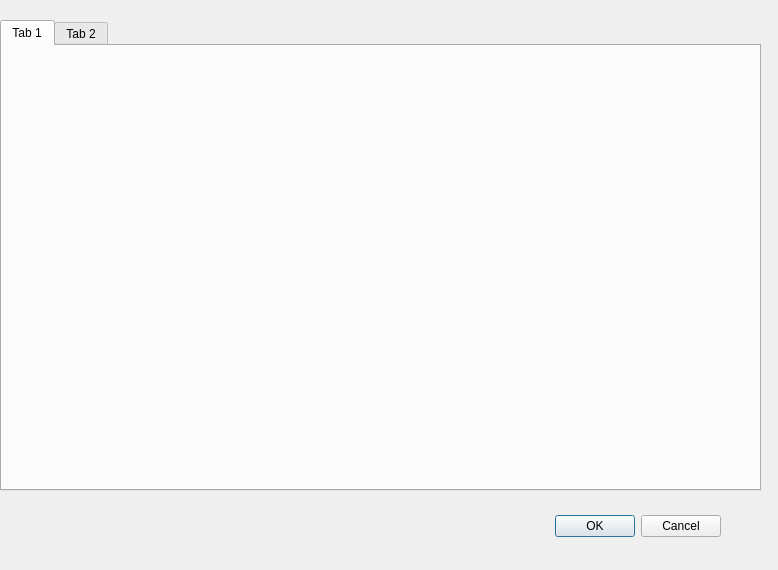
Before: the Qt Designer form forms/untitled.ui in moroz12112/QT_test, drawn with Qt 5.
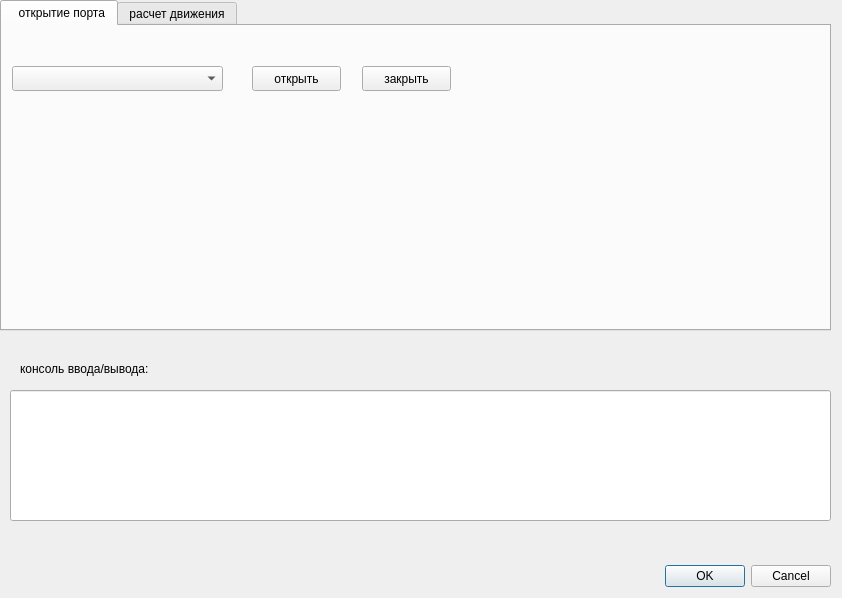
After: the same form once the commit is applied. The open tabs and pages were chosen to show the change.

Patch:
```diff
--- a/forms/untitled.ui
+++ b/forms/untitled.ui
@@ -6,8 +6,8 @@
    <rect>
     <x>0</x>
     <y>0</y>
-    <width>778</width>
-    <height>570</height>
+    <width>842</width>
+    <height>598</height>
    </rect>
   </property>
   <property name="windowTitle">
@@ -16,8 +16,8 @@
   <widget class="QDialogButtonBox" name="buttonBox">
    <property name="geometry">
     <rect>
-     <x>380</x>
-     <y>510</y>
+     <x>490</x>
+     <y>560</y>
      <width>341</width>
      <height>32</height>
     </rect>
@@ -36,9 +36,9 @@
    <property name="geometry">
     <rect>
      <x>0</x>
-     <y>20</y>
-     <width>761</width>
-     <height>471</height>
+     <y>0</y>
+     <width>831</width>
+     <height>331</height>
     </rect>
    </property>
    <property name="mouseTracking">
@@ -58,12 +58,48 @@
    </property>
    <widget class="QWidget" name="tab">
     <attribute name="title">
-     <string>Tab 1</string>
+     <string>  открытие порта</string>
     </attribute>
+    <widget class="QComboBox" name="comboBox">
+     <property name="geometry">
+      <rect>
+       <x>10</x>
+       <y>40</y>
+       <width>211</width>
+       <height>25</height>
+      </rect>
+     </property>
+    </widget>
+    <widget class="QPushButton" name="pushButtonOpenPort">
+     <property name="geometry">
+      <rect>
+       <x>250</x>
+       <y>40</y>
+       <width>89</width>
+       <height>25</height>
+      </rect>
+     </property>
+     <property name="text">
+      <string>открыть</string>
+     </property>
+    </widget>
+    <widget class="QPushButton" name="pushButtonClosePort">
+     <property name="geometry">
+      <rect>
+       <x>360</x>
+       <y>40</y>
+       <width>89</width>
+       <height>25</height>
+      </rect>
+     </property>
+     <property name="text">
+      <string>закрыть</string>
+     </property>
+    </widget>
    </widget>
    <widget class="QWidget" name="tab_2">
     <attribute name="title">
-     <string>Tab 2</string>
+     <string>расчет движения</string>
     </attribute>
     <widget class="QPushButton" name="pushButton">
      <property name="geometry">
@@ -274,6 +310,29 @@
     </widget>
    </widget>
   </widget>
+  <widget class="QLineEdit" name="lineEdit_10">
+   <property name="geometry">
+    <rect>
+     <x>10</x>
+     <y>390</y>
+     <width>821</width>
+     <height>131</height>
+    </rect>
+   </property>
+  </widget>
+  <widget class="QLabel" name="label_8">
+   <property name="geometry">
+    <rect>
+     <x>20</x>
+     <y>360</y>
+     <width>171</width>
+     <height>17</height>
+    </rect>
+   </property>
+   <property name="text">
+    <string>консоль ввода/вывода:</string>
+   </property>
+  </widget>
  </widget>
  <resources/>
  <connections>
```
Left out of the diff: 14 changed lines with no effect on the pictures.
